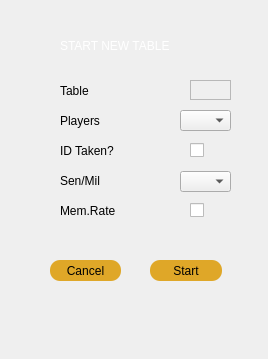
Qt form tablestart.ui (aj501/NickBilliardsPrjQT) before a commit.
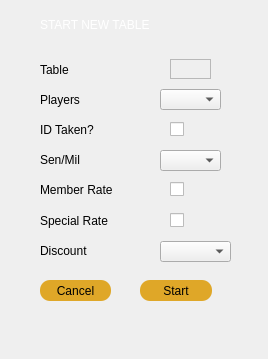
The same form after that commit.

Patch:
```diff
--- a/tablestart.ui
+++ b/tablestart.ui
@@ -19,8 +19,8 @@
   <widget class="QPushButton" name="startButton">
    <property name="geometry">
     <rect>
-     <x>150</x>
-     <y>260</y>
+     <x>140</x>
+     <y>280</y>
      <width>72</width>
      <height>21</height>
     </rect>
@@ -41,8 +41,8 @@
   <widget class="QPushButton" name="cancelButton">
    <property name="geometry">
     <rect>
-     <x>50</x>
-     <y>260</y>
+     <x>40</x>
+     <y>280</y>
      <width>71</width>
      <height>21</height>
     </rect>
@@ -57,8 +57,8 @@
   <widget class="QLabel" name="startNewTableLabel">
    <property name="geometry">
     <rect>
-     <x>60</x>
-     <y>30</y>
+     <x>40</x>
+     <y>9</y>
      <width>151</width>
      <height>31</height>
     </rect>
@@ -79,8 +79,8 @@
   <widget class="QLabel" name="label_2">
    <property name="geometry">
     <rect>
-     <x>60</x>
-     <y>80</y>
+     <x>40</x>
+     <y>59</y>
      <width>51</width>
      <height>21</height>
     </rect>
@@ -95,8 +95,8 @@
   <widget class="QLabel" name="label_5">
    <property name="geometry">
     <rect>
-     <x>60</x>
-     <y>110</y>
+     <x>40</x>
+     <y>89</y>
      <width>53</width>
      <height>21</height>
     </rect>
@@ -111,8 +111,8 @@
   <widget class="QLabel" name="label_4">
    <property name="geometry">
     <rect>
-     <x>60</x>
-     <y>140</y>
+     <x>40</x>
+     <y>119</y>
      <width>71</width>
      <height>21</height>
     </rect>
@@ -127,8 +127,8 @@
   <widget class="QCheckBox" name="idTakenCheckBox">
    <property name="geometry">
     <rect>
-     <x>190</x>
-     <y>140</y>
+     <x>170</x>
+     <y>119</y>
      <width>31</width>
      <height>20</height>
     </rect>
@@ -140,9 +140,9 @@
   <widget class="QComboBox" name="numPlayersComboBox">
    <property name="geometry">
     <rect>
-     <x>180</x>
-     <y>110</y>
-     <width>51</width>
+     <x>160</x>
+     <y>89</y>
+     <width>61</width>
      <height>21</height>
     </rect>
    </property>
@@ -150,8 +150,8 @@
   <widget class="QCheckBox" name="checkBox_3">
    <property name="geometry">
     <rect>
-     <x>190</x>
-     <y>200</y>
+     <x>170</x>
+     <y>179</y>
      <width>21</width>
      <height>20</height>
     </rect>
@@ -163,9 +163,9 @@
   <widget class="QLabel" name="label_9">
    <property name="geometry">
     <rect>
-     <x>60</x>
-     <y>200</y>
-     <width>71</width>
+     <x>40</x>
+     <y>179</y>
+     <width>91</width>
      <height>21</height>
     </rect>
    </property>
@@ -173,14 +173,14 @@
     <enum>QFrame::NoFrame</enum>
    </property>
    <property name="text">
-    <string>Mem.Rate</string>
+    <string>Member Rate</string>
    </property>
   </widget>
   <widget class="QLabel" name="label_8">
    <property name="geometry">
     <rect>
-     <x>60</x>
-     <y>170</y>
+     <x>40</x>
+     <y>149</y>
      <width>61</width>
      <height>21</height>
     </rect>
@@ -195,8 +195,8 @@
   <widget class="QLabel" name="tableNumberLabel">
    <property name="geometry">
     <rect>
-     <x>190</x>
-     <y>80</y>
+     <x>170</x>
+     <y>59</y>
      <width>41</width>
      <height>20</height>
     </rect>
@@ -211,13 +211,68 @@
   <widget class="QComboBox" name="SenMilitary_comboBox">
    <property name="geometry">
     <rect>
-     <x>180</x>
-     <y>171</y>
-     <width>51</width>
+     <x>160</x>
+     <y>150</y>
+     <width>61</width>
      <height>21</height>
     </rect>
    </property>
   </widget>
+  <widget class="QCheckBox" name="specialRate">
+   <property name="geometry">
+    <rect>
+     <x>170</x>
+     <y>210</y>
+     <width>21</width>
+     <height>20</height>
+    </rect>
+   </property>
+   <property name="text">
+    <string/>
+   </property>
+  </widget>
+  <widget class="QLabel" name="specialRateLabel">
+   <property name="geometry">
+    <rect>
+     <x>40</x>
+     <y>210</y>
+     <width>91</width>
+     <height>21</height>
+    </rect>
+   </property>
+   <property name="frameShape">
+    <enum>QFrame::NoFrame</enum>
+   </property>
+   <property name="text">
+    <string>Special Rate</string>
+   </property>
+  </widget>
+  <widget class="QComboBox" name="discount">
+   <property name="geometry">
+    <rect>
+     <x>160</x>
+     <y>241</y>
+     <width>71</width>
+     <height>21</height>
+    </rect>
+   </property>
+  </widget>
+  <widget class="QLabel" name="discountLabel">
+   <property name="geometry">
+    <rect>
+     <x>40</x>
+     <y>240</y>
+     <width>61</width>
+     <height>21</height>
+    </rect>
+   </property>
+   <property name="frameShape">
+    <enum>QFrame::NoFrame</enum>
+   </property>
+   <property name="text">
+    <string>Discount</string>
+   </property>
+  </widget>
  </widget>
  <resources/>
  <connections/>
```
Left out of the diff: 20 changed lines with no effect on the pictures.
